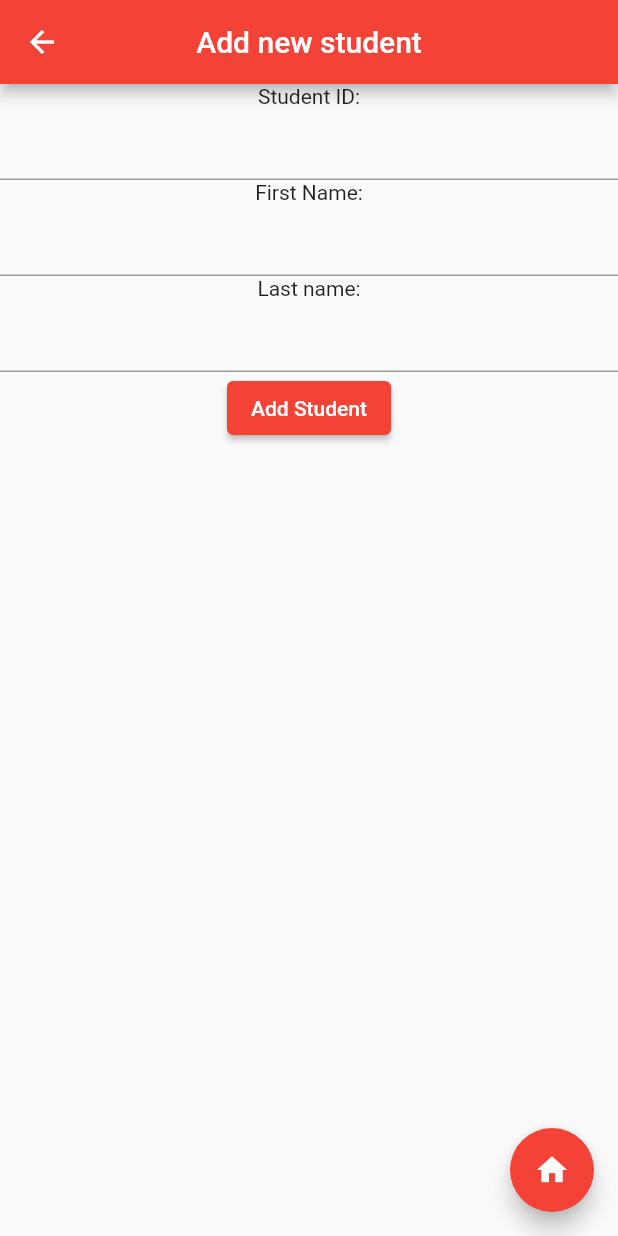
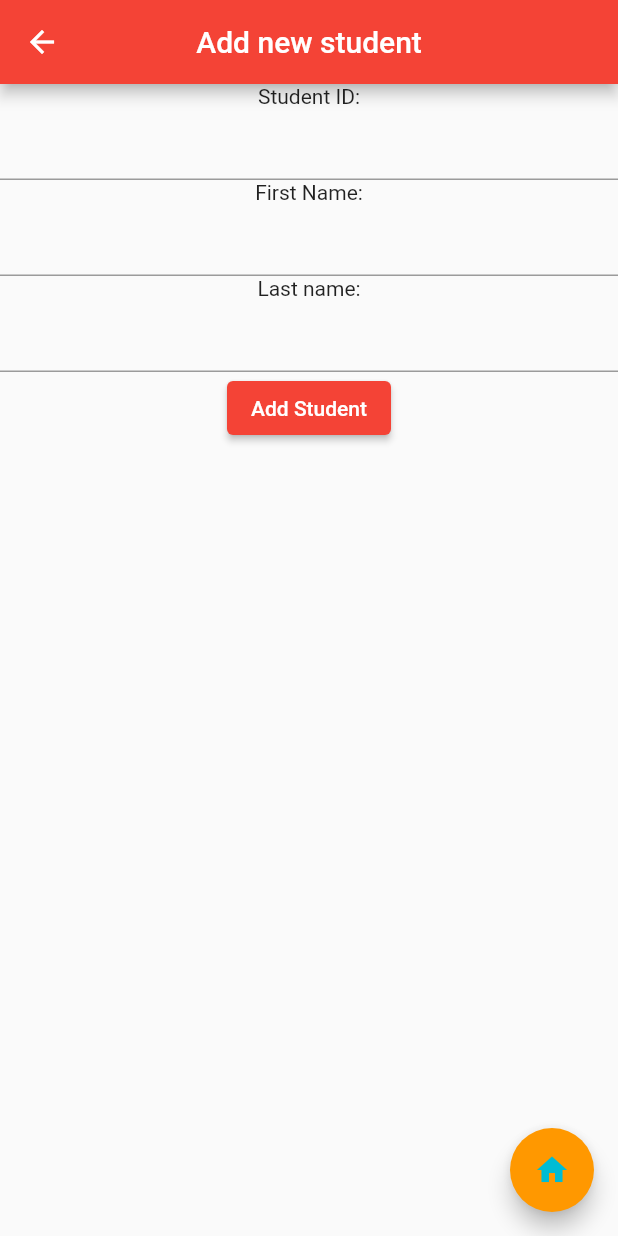
Before and after one commit to Terribly-Shady-Guy/Kaufmann-Week8, a Flutter app: the NewStudentPage screen opened directly, on a phone screen of 412 x 824 dp. Run offline on Flutter 3.47's test engine with Material 2 defaults, Android fonts, the phone set to English and light mode, and no system bars; our stand-ins replace dio; network calls fail.

Commit message:
styled floating action button

```diff
--- a/client/lib/widgets/new_course_page.dart
+++ b/client/lib/widgets/new_course_page.dart
@@ -76,6 +76,8 @@ class _NewCoursePageState extends State<NewCoursePage> {
       ),
       floatingActionButton: FloatingActionButton(
         onPressed: _toHomePage,
+        backgroundColor: Colors.orange,
+        foregroundColor: Colors.cyan,
         child: const Icon(Icons.home),
       ),
     );
--- a/client/lib/widgets/new_student_page.dart
+++ b/client/lib/widgets/new_student_page.dart
@@ -76,9 +76,10 @@ class _NewStudentPageState extends State<NewStudentPage> {
         ],
       )),
       floatingActionButton: FloatingActionButton(
-        onPressed: _toHome,
-        child: const Icon(Icons.home),
-      ),
+          onPressed: _toHome,
+          backgroundColor: Colors.orange,
+          foregroundColor: Colors.cyan,
+          child: const Icon(Icons.home)),
     );
   }
 }
--- a/client/lib/widgets/student_fname_page.dart
+++ b/client/lib/widgets/student_fname_page.dart
@@ -47,6 +47,8 @@ class _StudentFnamePageState extends State<StudentFnamePage> {
       )),
       floatingActionButton: FloatingActionButton(
         onPressed: _toHome,
+        backgroundColor: Colors.orange,
+        foregroundColor: Colors.cyan,
         child: const Icon(Icons.home),
       ),
     );
--- a/client/lib/widgets/students_page.dart
+++ b/client/lib/widgets/students_page.dart
@@ -117,6 +117,8 @@ class _StudentsPageState extends State<StudentsPage> {
         padding: const EdgeInsets.only(top: 60),
         child: FloatingActionButton(
           onPressed: _toHomePage,
+          backgroundColor: Colors.orange,
+          foregroundColor: Colors.cyan,
           child: const Icon(Icons.home),
         ),
       ),
```
